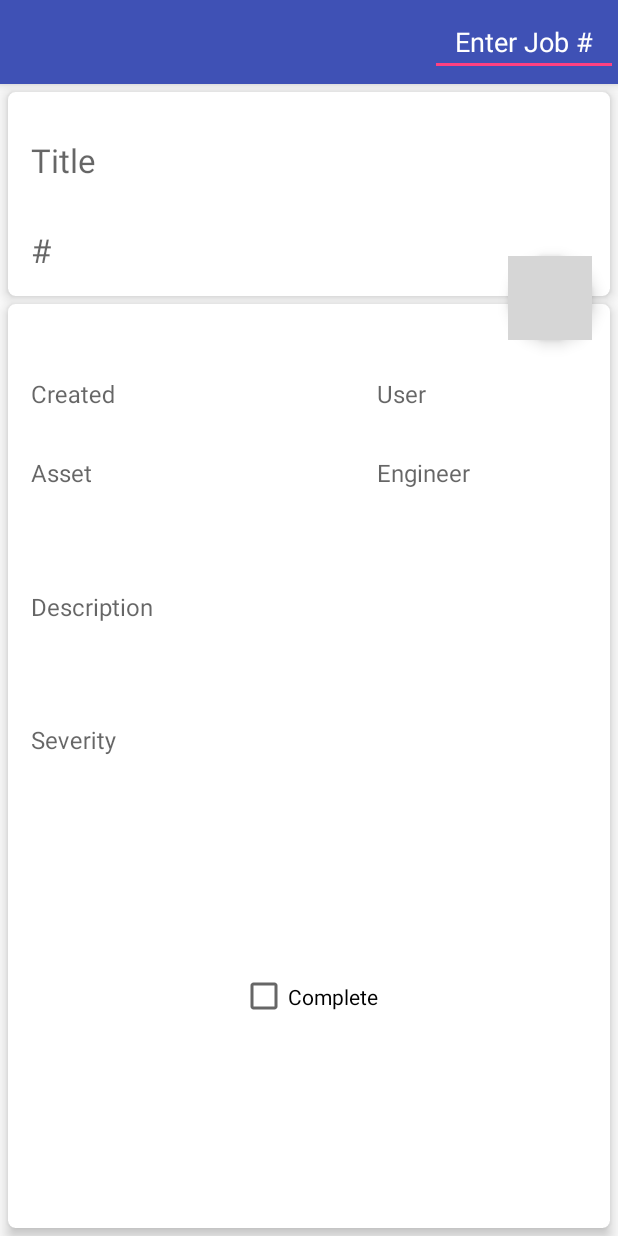
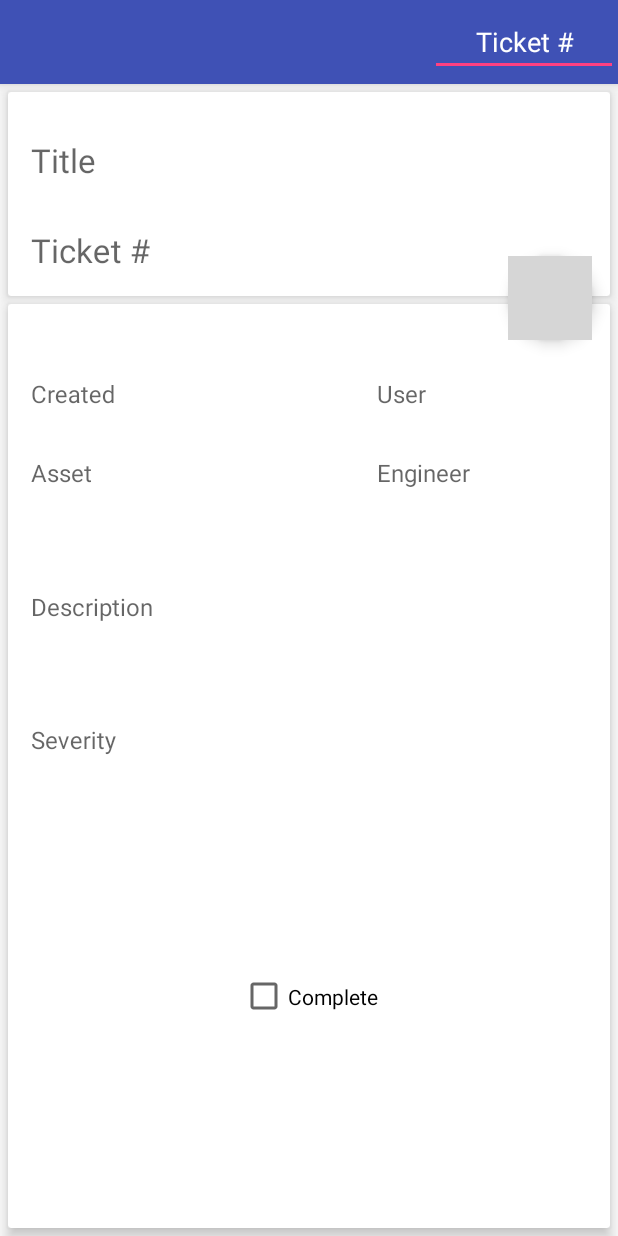
Before and after one commit to lint0n/TICKETMANAGEMENTSYSTEM, an Android app: the layout activity_search.xml on its own in the app's theme, with its tools: preview values and no code run, on a phone screen of 412 x 824 dp. Run offline under Robolectric (Android 15) with nearby library versions, the phone set to English and light mode, and no system bars; grey boxes are pictures that could not be loaded.

Commit message:
alters to text output across files

```diff
--- a/app/src/main/java/a13070817/ticketmanagementsystem/MainActivity.java
+++ b/app/src/main/java/a13070817/ticketmanagementsystem/MainActivity.java
@@ -113,10 +113,11 @@ public class MainActivity extends AppCompatActivity {
         final Intent jobLookup = new Intent(this, Search.class);
         if (results.size() == 0) {
             TextView tv = new TextView(this);
+            lv.setDivider(null);
             tv.setTextSize(18);
             tv.setPadding(10, 10, 10, 10);
             tv.setGravity(Gravity.CENTER);
-            tv.setText("You currently have no open jobs");
+            tv.setText("No unresolved tickets");
             lv.addHeaderView(tv);
         }
         //http://stackoverflow.com/a/18903852
--- a/app/src/main/res/layout/activity_search.xml
+++ b/app/src/main/res/layout/activity_search.xml
@@ -12,7 +12,6 @@
     <include
         android:id="@+id/toolbar"
         layout="@layout/toolbar1" />
-
         <!-- LookupRL1 - ID and Title -->
         <android.support.v7.widget.CardView
             xmlns:card_view="http://schemas.android.com/apk/res-auto"
@@ -21,7 +20,6 @@
             android:id="@+id/Card1"
             android:layout_below="@+id/toolbar"
             android:layout_margin="5dp"
-            card_view:cardCornerRadius="5dp"
             card_view:cardElevation="5dp">
 
             <RelativeLayout
@@ -57,7 +55,7 @@
                     <EditText
                         android:layout_width="match_parent"
                         android:layout_height="wrap_content"
-                        android:hint="#"
+                        android:hint="Ticket #"
                         android:id="@+id/JobID"
                         style="@style/FullWidthEditText"
                         android:textSize="22sp"/>
@@ -71,7 +69,6 @@
         android:layout_width="match_parent"
         android:layout_height="wrap_content"
         android:id="@+id/Card2"
-        card_view:cardCornerRadius="5dp"
         card_view:cardElevation="5dp"
         android:layout_alignParentStart="true"
         android:layout_alignParentBottom="true"
@@ -216,8 +213,4 @@
         app:layout_anchorGravity="center"
         android:layout_alignTop="@+id/Card1"
         android:layout_alignEnd="@+id/Card1" />
-
-    <!-- FAB -->
-
-    <!-- File End -->
 </RelativeLayout>
--- a/app/src/main/res/layout/toolbar1.xml
+++ b/app/src/main/res/layout/toolbar1.xml
@@ -13,7 +13,7 @@
         android:orderInCategory="1000"
         android:gravity="center"
         android:inputType="number"
-        android:hint="Enter Job #"
+        android:hint="Ticket #"
         android:ems="10"
         android:layout_gravity="right"
         android:textColorHint="#FFFFFF"
```
Also changed, not shown: app/src/main/java/a13070817/ticketmanagementsystem/Search.java (+4 -4 lines).
